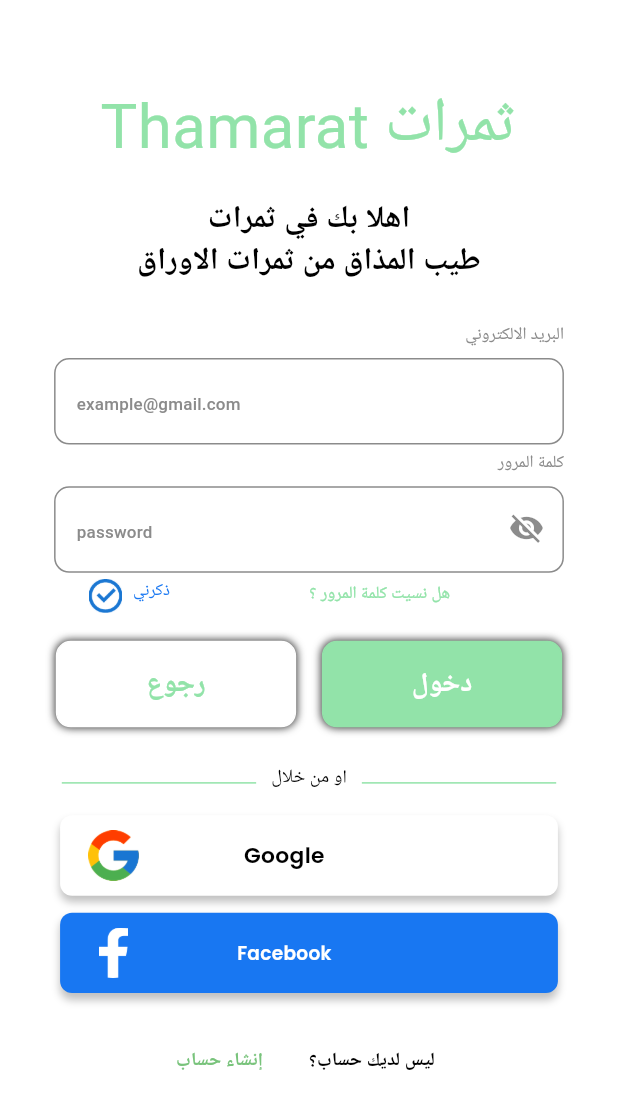
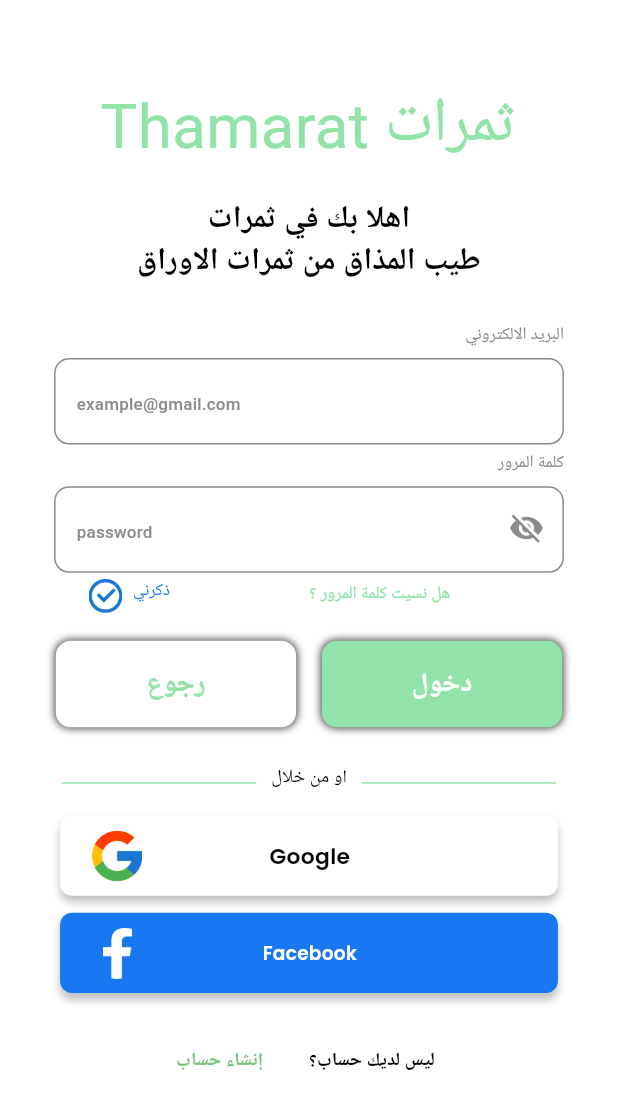
Before and after one commit to A-social-media-platform-for-readers/Thamarat-Mobile-App, a Flutter app: the screen it shows after launch, after a tap on "لدي حساب بالفعل", on a phone screen of 412 x 824 dp. Shown: the top 1109 px of the screen. Run offline on Flutter 3.47's test engine with Material 2 defaults, Android fonts, the phone set to English and light mode, and no system bars; our stand-ins replace flutter_screenutil, google_fonts; Roboto replaces fonts that are missing (Cairo, Changa).

Commit message:
Refactor PlatformButton layout and positioning

```diff
--- a/lib/views/common_widgets/platform_button.dart
+++ b/lib/views/common_widgets/platform_button.dart
@@ -43,13 +43,16 @@ class _PlatformButtonState extends State<PlatformButton> {
               ],
             ),
           ),
-          Container(
+          Positioned(
+            left: 17.w,
+            top: 10.h,
+            child: SizedBox(
                 width: 32.62.w,
                 height: 32.62.h,
-              margin: const EdgeInsetsDirectional.only(
-                  start: 17, end: 240.38, top: 10, bottom: 9.38),
                 child: Image.asset(widget.icon)),
-          Container(
+          ),
+          Center(
+            child: Container(
               width: 55.w,
               height: 21.h,
               margin: const EdgeInsetsDirectional.only(
@@ -69,6 +72,7 @@ class _PlatformButtonState extends State<PlatformButton> {
                   ),
                 ),
               ),
+            ),
           )
         ],
       ),
```
Lines whose indentation alone changed are shown as unchanged.
